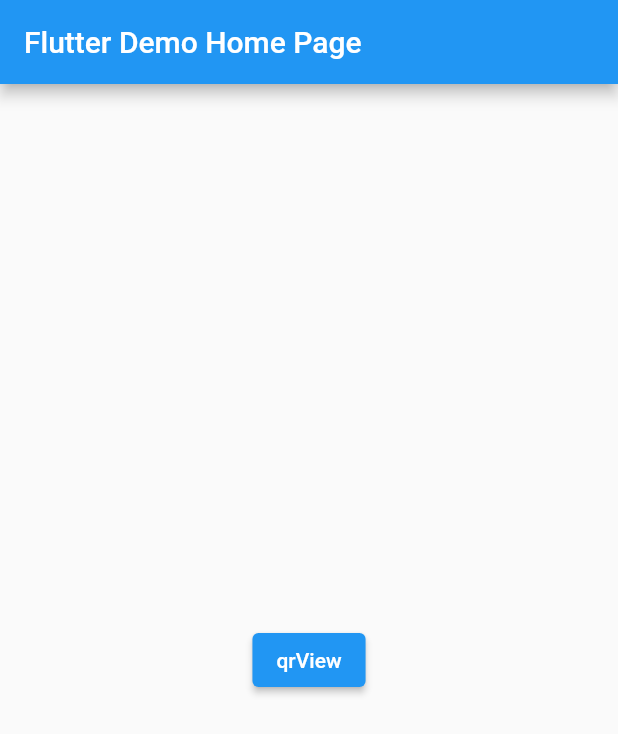
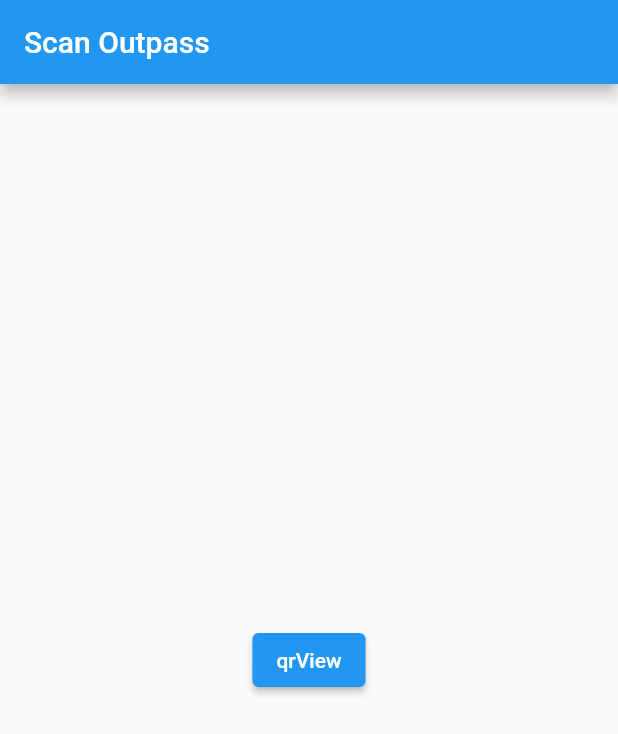
Before and after one commit to kuchiPie/Project-X, a Flutter app: the screen it shows after launch, on a phone screen of 412 x 824 dp. Shown: the top 734 px of the screen. Run offline on Flutter 3.47's test engine with Material 2 defaults, Android fonts, the phone set to English and light mode, and no system bars; missing offline and left inert: qr_code_scanner.

Commit message:
Some more changes

```diff
--- a/qrcode_scanner_flutter/lib/Result_screen.dart
+++ b/qrcode_scanner_flutter/lib/Result_screen.dart
@@ -49,7 +49,7 @@ class _ResultScreenState extends State<ResultScreen> {
       body: Center(
         child: _isloading
             ? CircularProgressIndicator()
-            : Text(response.toString()),
+            : Text(response?'Scanning':response.toString()),
       ),
     );
   }
--- a/qrcode_scanner_flutter/lib/main.dart
+++ b/qrcode_scanner_flutter/lib/main.dart
@@ -9,7 +9,7 @@ class MyHome extends StatelessWidget {
   @override
   Widget build(BuildContext context) {
     return Scaffold(
-      appBar: AppBar(title: const Text('Flutter Demo Home Page')),
+      appBar: AppBar(title: const Text('Scan Outpass')),
       body: Center(
         child: ElevatedButton(
           onPressed: () {
```
